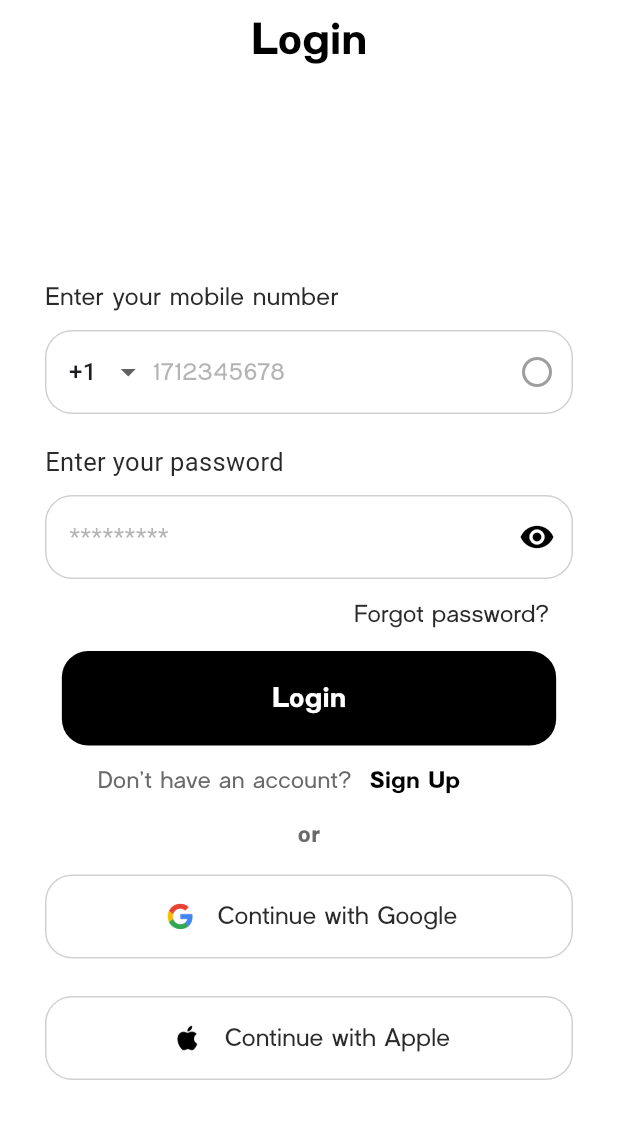
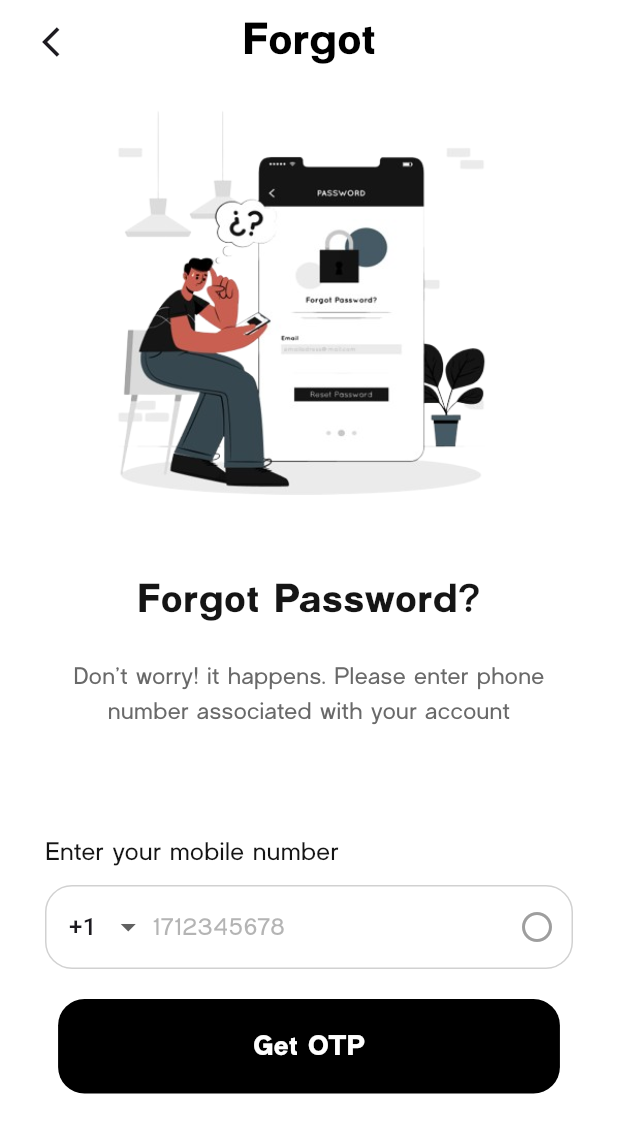
Before and after one commit to jeiel2013/ProjetosFlutter, a Flutter app: the screen it shows after launch, after a tap on "Forgot password?", on a phone screen of 412 x 824 dp. Shown: the top 1133 px of the screen. Run offline on Flutter 3.47's test engine with Material 3 defaults, Android fonts, the phone set to English and light mode, and no system bars.

Commit message:
added ForgotPage on button Forgot in LoginPage

```diff
--- /dev/null
+++ b/login_page/lib/forgot.dart
@@ -0,0 +1,190 @@
+import 'package:flutter/material.dart';
+import 'package:flutter/services.dart';
+
+class ForgotPassword extends StatefulWidget {
+  const ForgotPassword({super.key});
+
+  @override
+  State<ForgotPassword> createState() => _ForgotPasswordState();
+}
+
+class _ForgotPasswordState extends State<ForgotPassword> {
+  bool isChecked = false;
+  String selectedCountryCode = '+1';
+  final List<String> countryCodes = [
+    '+1',
+    '+44',
+    '+55',
+    '+91',
+    '+61',
+    '+81',
+    '+49',
+    '+33',
+    '+86',
+    '+39',
+  ];
+  final TextEditingController _controller = TextEditingController();
+
+  @override
+  Widget build(BuildContext context) {
+    return Scaffold(
+      appBar: AppBar(
+        leading: Padding(
+          padding: const EdgeInsets.only(left: 20.0),
+          child: IconButton(
+            icon: const Icon(Icons.arrow_back_ios), // Use o ícone desejado aqui
+            onPressed: () {
+              Navigator.of(context).pop();
+            },
+          ),
+        ),
+        title: const Text(
+          "Forgot",
+          style: TextStyle(
+            fontFamily: "Hamon Bold",
+            fontSize: 30,
+            color: Colors.black,
+          ),
+        ),
+        backgroundColor: Colors.white,
+        elevation: 0,
+        centerTitle: true,
+      ),
+      body: SingleChildScrollView(
+        child: Center(
+          child: Column(
+            children: [
+              Padding(
+                padding: const EdgeInsets.only(left: 10.0),
+                child: Image.asset(
+                  'assets/img/forgot.png',
+                  height: 300,
+                  width: 400,
+                ),
+              ),
+              const SizedBox(height: 25),
+              Container(
+                alignment: Alignment.center,
+                child: const Text(
+                  "Forgot Password?",
+                  textAlign: TextAlign.center,
+                  style: TextStyle(
+                      fontFamily: 'Hamon Bold',
+                      fontSize: 27,
+                      color: Color(0xFF151515)),
+                ),
+              ),
+              const SizedBox(height: 20),
+              Container(
+                width: 340,
+                alignment: Alignment.center,
+                child: const Text(
+                  "Don’t worry! it happens. Please enter phone number associated with your account",
+                  textAlign: TextAlign.center,
+                  style: TextStyle(
+                    fontSize: 16,
+                    fontFamily: "Hamon",
+                    color: Color(0xFF696969),
+                  ),
+                ),
+              ),
+              const SizedBox(height: 50),
+              Container(
+                padding:
+                    const EdgeInsets.symmetric(vertical: 20, horizontal: 30),
+                child: Column(
+                  crossAxisAlignment: CrossAxisAlignment.start,
+                  children: [
+                    const Text(
+                      "Enter your mobile number",
+                      style: TextStyle(
+                        fontFamily: "Hamon",
+                        fontSize: 17,
+                        color: Color(0xFF151515),
+                      ),
+                    ),
+                    const SizedBox(height: 10),
+                    TextField(
+                      inputFormatters: [LengthLimitingTextInputFormatter(11)],
+                      controller: _controller,
+                      decoration: InputDecoration(
+                        focusedBorder: OutlineInputBorder(
+                          borderRadius: BorderRadius.circular(18),
+                          borderSide: const BorderSide(
+                            color: Color(0xFFD1D1D1),
+                          ),
+                        ),
+                        enabledBorder: OutlineInputBorder(
+                          borderRadius: BorderRadius.circular(18),
+                          borderSide: const BorderSide(
+                            color: Color(0xFFD1D1D1),
+                          ),
+                        ),
+                        hintText: '1712345678',
+                        hintStyle: TextStyle(
+                          color: const Color(0xFF696969).withOpacity(0.5),
+                          fontFamily: "Hamon",
+                        ),
+                        prefixIcon: Padding(
+                          padding: const EdgeInsets.only(left: 16.0),
+                          child: DropdownButtonHideUnderline(
+                            child: DropdownButton<String>(
+                              value: selectedCountryCode,
+                              onChanged: (String? newValue) {
+                                setState(() {
+                                  selectedCountryCode = newValue!;
+                                });
+                              },
+                              items: countryCodes.map<DropdownMenuItem<String>>(
+                                  (String value) {
+                                return DropdownMenuItem<String>(
+                                  value: value,
+                                  child: Text(value),
+                                );
+                              }).toList(),
+                            ),
+                          ),
+                        ),
+                        suffixIcon: Icon(
+                          _controller.text.length == 11
+                              ? Icons.check_circle
+                              : Icons.radio_button_unchecked,
+                          color: _controller.text.length == 11
+                              ? Colors.black
+                              : Colors.grey,
+                        ),
+                      ),
+                      keyboardType: TextInputType.number,
+                    ),
+                  ],
+                ),
+              ),
+              Container(
+                padding: const EdgeInsets.symmetric(horizontal: 16),
+                child: TextButton(
+                  style: TextButton.styleFrom(
+                    backgroundColor: Colors.black,
+                    padding: const EdgeInsets.symmetric(
+                        vertical: 18, horizontal: 130.0),
+                    shape: RoundedRectangleBorder(
+                        borderRadius: BorderRadius.circular(17.6)),
+                  ),
+                  onPressed: () {},
+                  child: const Text(
+                    "Get OTP",
+                    style: TextStyle(
+                      color: Colors.white,
+                      fontFamily: "Hamon Bold",
+                      fontSize: 19,
+                    ),
+                  ),
+                ),
+              ),
+            ],
+          ),
+        ),
+      ),
+      backgroundColor: Colors.white,
+    );
+  }
+}
--- a/login_page/lib/main.dart
+++ b/login_page/lib/main.dart
@@ -1,6 +1,7 @@
 import 'package:flutter/cupertino.dart';
 import 'package:flutter/material.dart';
 import 'package:flutter/services.dart';
+import 'package:login_page/forgot.dart';
 import 'package:login_page/register_page.dart';
 
 void main() {
@@ -209,7 +210,13 @@ class _HomeState extends State<Home> {
                 Container(
                   padding: const EdgeInsets.only(left: 190),
                   child: TextButton(
-                    onPressed: () {},
+                    onPressed: () {
+                      Navigator.of(context).push(
+                        CupertinoPageRoute(
+                          builder: (context) => const ForgotPassword(),
+                        ),
+                      );
+                    },
                     child: const Text(
                       "Forgot password?",
                       style: TextStyle(
--- a/login_page/pubspec.yaml
+++ b/login_page/pubspec.yaml
@@ -62,6 +62,7 @@ flutter:
   assets:
     - assets/img/google_logo.png
     - assets/img/apple_logo.png
+    - assets/img/forgot.png
 
   # An image asset can refer to one or more resolution-specific "variants", see
   # https://flutter.dev/to/resolution-aware-images
```
Also changed, not shown: login_page/assets/img/forgot.png (added).
